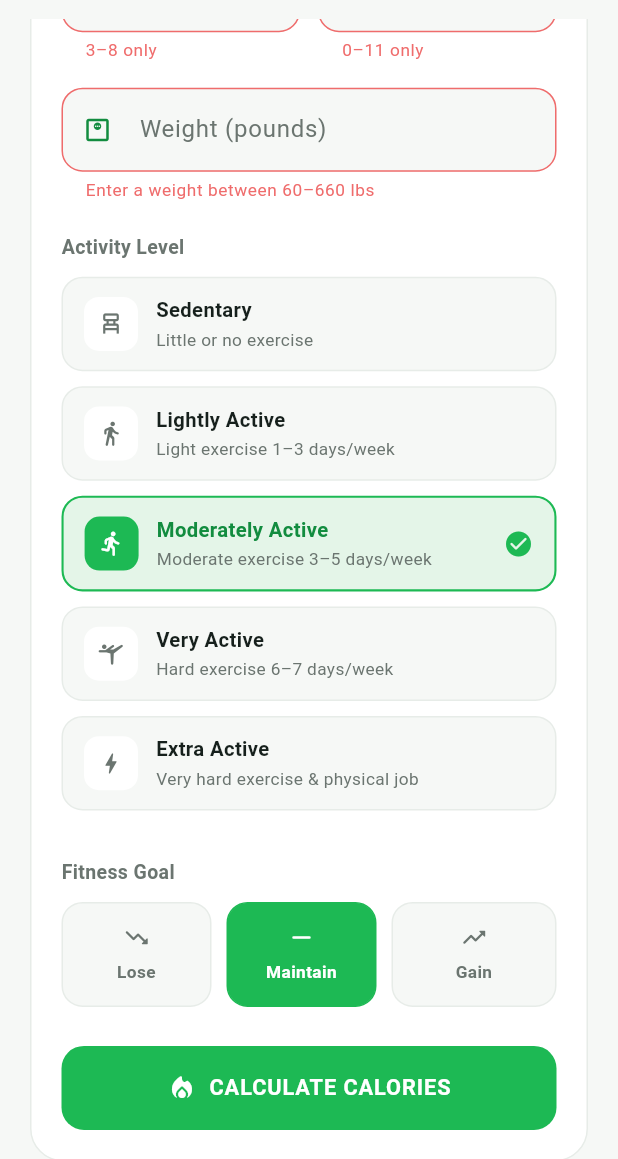
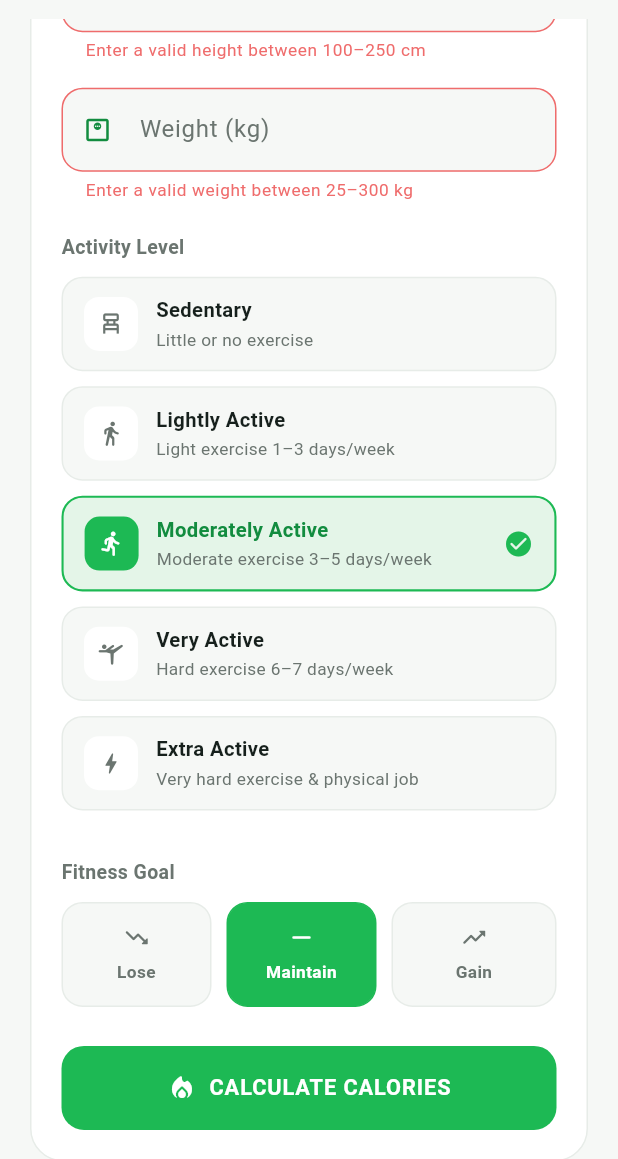
Before and after one commit to mukulsingh24/FitFlow-Fitness-App, a Flutter app: the CalorieCalculatorScreen screen opened directly, scrolled down 550 dp, after a tap on "CALCULATE CALORIES", on a phone screen of 412 x 824 dp, the part 77-1236 px from its top. Run offline on Flutter 3.47's test engine with Material 3 defaults, Android fonts, the light colour scheme and no system bars; our stand-ins replace firebase_auth, firebase_core, google_sign_in; accounts and stored records are empty; generated files the repository leaves out were written again.

Commit message:
height in cm and weight in kg is fixed

```diff
--- a/client/lib/main/calorie.dart
+++ b/client/lib/main/calorie.dart
@@ -14,11 +14,9 @@ class _CalorieCalculatorScreenState extends State<CalorieCalculatorScreen>
   final ScrollController _scrollController = ScrollController();
 
   final TextEditingController ageController = TextEditingController();
-  final TextEditingController feetController = TextEditingController();
-  final TextEditingController inchesController = TextEditingController();
+  final TextEditingController heightController = TextEditingController();
   final TextEditingController weightController = TextEditingController();
 
-  // ---- Palette (matches HomeScreen) ----
   static const Color primary = Color(0xFF1DB954);
   static const Color primaryDark = Color(0xFF128C3F);
   static const Color scaffoldBg = Color(0xFFF6F8F6);
@@ -111,8 +109,7 @@ class _CalorieCalculatorScreenState extends State<CalorieCalculatorScreen>
   @override
   void dispose() {
     ageController.dispose();
-    feetController.dispose();
-    inchesController.dispose();
+    heightController.dispose();
     weightController.dispose();
     _scrollController.dispose();
     _entrance.dispose();
@@ -133,18 +130,11 @@ class _CalorieCalculatorScreenState extends State<CalorieCalculatorScreen>
     }
 
     setState(() => isCalculating = true);
-
-    // Brief tactile delay so the button press feels responsive rather than instant.
     await Future.delayed(const Duration(milliseconds: 500));
 
     final int age = int.parse(ageController.text.trim());
-    final double feet = double.parse(feetController.text.trim());
-    final double inches = double.parse(inchesController.text.trim());
-    final double weightPounds = double.parse(weightController.text.trim());
-
-    final double totalInches = (feet * 12) + inches;
-    final double heightCm = totalInches * 2.54;
-    final double weightKg = weightPounds * 0.453592;
+    final double heightCm = double.parse(heightController.text.trim());
+    final double weightKg = double.parse(weightController.text.trim());
 
     double bmr;
     if (selectedGender == "Male") {
@@ -161,8 +151,6 @@ class _CalorieCalculatorScreenState extends State<CalorieCalculatorScreen>
     } else if (selectedGoal == "Gain Weight") {
       target = maintenance + 500;
     }
-
-    // Keep the target within a safe, realistic floor.
     if (target < 1200) target = 1200;
 
     if (!mounted) return;
@@ -187,8 +175,8 @@ class _CalorieCalculatorScreenState extends State<CalorieCalculatorScreen>
 
   void resetCalculator() {
     ageController.clear();
-    feetController.clear();
-    inchesController.clear();
+    heightController.dispose();
+    weightController.dispose();
     weightController.clear();
 
     setState(() {
@@ -275,8 +263,6 @@ class _CalorieCalculatorScreenState extends State<CalorieCalculatorScreen>
     );
   }
 
-  // ---------------- APP BAR ----------------
-
   Widget _buildAppBar() {
     return Padding(
       padding: const EdgeInsets.fromLTRB(8, 10, 20, 6),
@@ -333,8 +319,6 @@ class _CalorieCalculatorScreenState extends State<CalorieCalculatorScreen>
     );
   }
 
-  // ---------------- HEADER ----------------
-
   Widget _buildHeader() {
     return Container(
       width: double.infinity,
@@ -386,8 +370,6 @@ class _CalorieCalculatorScreenState extends State<CalorieCalculatorScreen>
       ),
     );
   }
-
-  // ---------------- FORM CARD ----------------
 
   Widget _buildCalculatorCard() {
     return Container(
@@ -446,31 +428,18 @@ class _CalorieCalculatorScreenState extends State<CalorieCalculatorScreen>
               children: [
                 Expanded(
                   child: _buildNumberInput(
-                    controller: feetController,
-                    label: "Feet",
-                    hint: "5",
+                    controller: heightController,
+                    label: "Height (cm)",
+                    hint: "e.g. 165",
                     icon: Icons.height_rounded,
+                    allowDecimal: true,
                     validator: (value) {
-                      final int? feet = int.tryParse(value ?? "");
-                      if (feet == null || feet < 3 || feet > 8) {
-                        return "3–8 only";
+                      final double? height = double.tryParse(value ?? "");
+
+                      if (height == null || height < 100 || height > 250) {
+                        return "Enter a valid height between 100–250 cm";
                       }
-                      return null;
-                    },
-                  ),
-                ),
-                const SizedBox(width: 12),
-                Expanded(
-                  child: _buildNumberInput(
-                    controller: inchesController,
-                    label: "Inches",
-                    hint: "10",
-                    icon: Icons.straighten_rounded,
-                    validator: (value) {
-                      final int? inches = int.tryParse(value ?? "");
-                      if (inches == null || inches < 0 || inches > 11) {
-                        return "0–11 only";
-                      }
+
                       return null;
                     },
                   ),
@@ -481,15 +450,17 @@ class _CalorieCalculatorScreenState extends State<CalorieCalculatorScreen>
             const SizedBox(height: 18),
             _buildNumberInput(
               controller: weightController,
-              label: "Weight (pounds)",
-              hint: "e.g. 165",
+              label: "Weight (kg)",
+              hint: "e.g. 60",
               icon: Icons.monitor_weight_outlined,
               allowDecimal: true,
               validator: (value) {
                 final double? weight = double.tryParse(value ?? "");
-                if (weight == null || weight < 60 || weight > 660) {
-                  return "Enter a weight between 60–660 lbs";
+
+                if (weight == null || weight < 25 || weight > 300) {
+                  return "Enter a valid weight between 25–300 kg";
                 }
+
                 return null;
               },
             ),
@@ -779,14 +750,11 @@ class _CalorieCalculatorScreenState extends State<CalorieCalculatorScreen>
     );
   }
 
-  // ---------------- RESULT ----------------
-
   Widget _buildResultCard({Key? key}) {
     final double target = targetCalories!;
     final double maintenance = maintenanceCalories!;
     final double bmr = bmrValue!;
 
-    // Macro split: 30% protein, 40% carbs, 30% fat.
     final int proteinG = ((target * 0.30) / 4).round();
     final int carbsG = ((target * 0.40) / 4).round();
     final int fatG = ((target * 0.30) / 9).round();
```
Also changed, not shown: client/lib/main/dashboard.dart (+58 -7 lines), client/lib/services/api_service.dart (+10 -0 lines).
